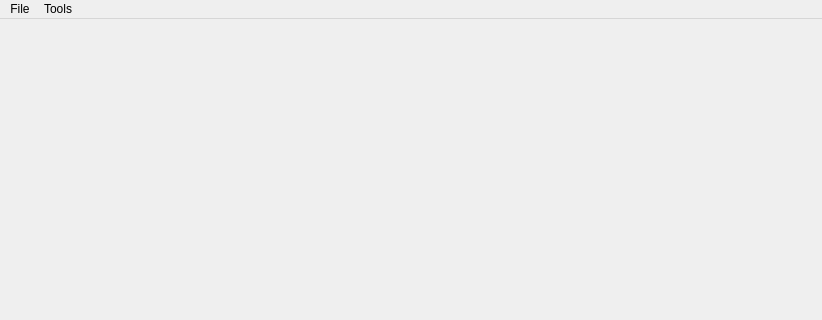
Old version of the form gui/mainwindow.ui in the repository SDX2000/MindForge; both pictures show x 0 to 822 and y 0 to 320 of the 822 by 506 pixel window.
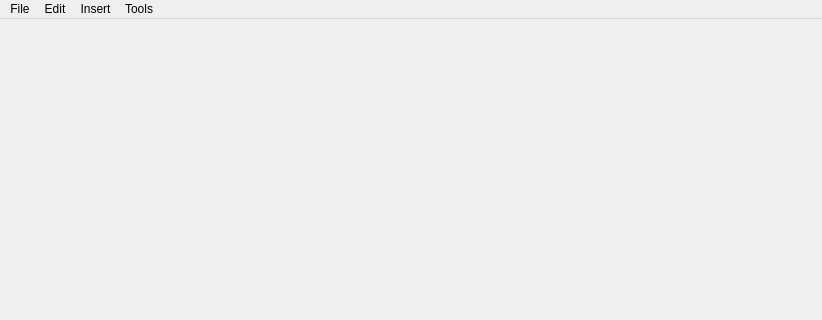
New version of the form.

Patch:
```diff
--- a/gui/mainwindow.ui
+++ b/gui/mainwindow.ui
@@ -35,7 +35,20 @@
     </property>
     <addaction name="actionOpen"/>
    </widget>
+   <widget class="QMenu" name="menuInsert">
+    <property name="title">
+     <string>Insert</string>
+    </property>
+    <addaction name="actionNew_child_node"/>
+   </widget>
+   <widget class="QMenu" name="menuEdit">
+    <property name="title">
+     <string>Edit</string>
+    </property>
+   </widget>
    <addaction name="menuFile"/>
+   <addaction name="menuEdit"/>
+   <addaction name="menuInsert"/>
    <addaction name="menuTools"/>
   </widget>
   <action name="actionOptions">
```
Left out of the diff: 11 changed lines with no effect on the pictures.
